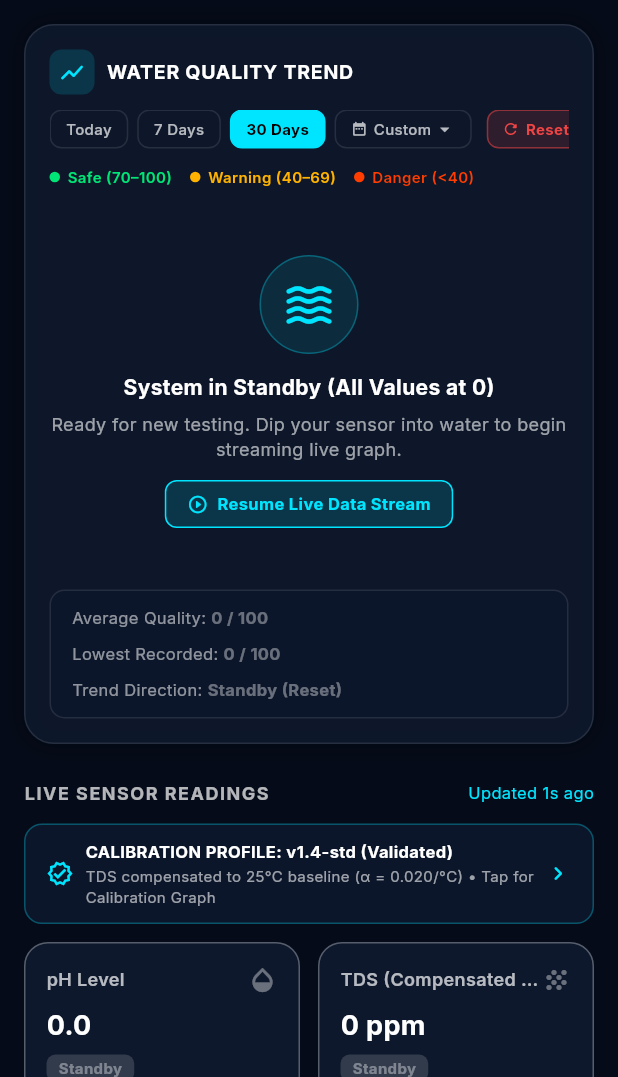
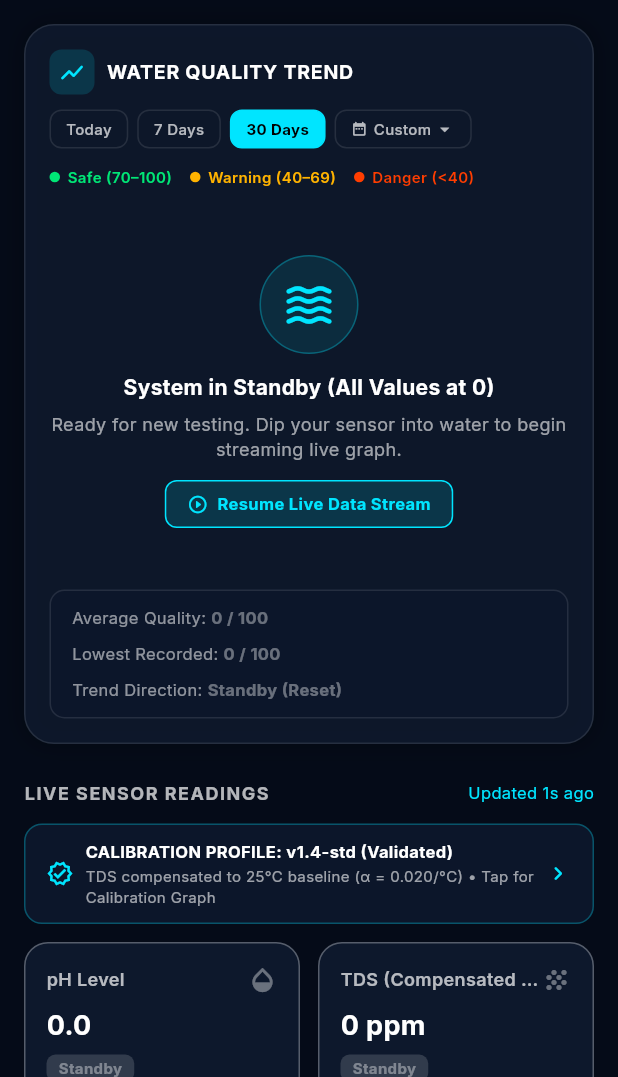
Before and after one commit to Vasundhra-06/smart-water-monitor, a Flutter app: the screen it shows after launch, on a phone screen of 412 x 824 dp, the part 159-1236 px from its top. Run offline on Flutter 3.47's test engine with Material 3 defaults, Android fonts, the phone set to English and light mode, and no system bars; our stand-ins replace fl_chart, flutter_riverpod, go_router, google_fonts, shared_preferences; network calls fail.

Commit message:
fix(ui): remove Reset to 0 and Export CSV buttons beside Custom in trend graph and rebuild web

```diff
--- a/lib/core/services/thing_speak_http_service.dart
+++ b/lib/core/services/thing_speak_http_service.dart
@@ -27,7 +27,6 @@ class ThingSpeakHttpService {
 
   // Reset mode permanently disabled — always show live data
   bool get isResetMode => false;
-  int get _resetMinEntryId => 0;
 
   // Clears any stale reset mode stored from previous sessions
   Future<void> _clearOldResetMode() async {
--- a/lib/features/dashboard/widgets/dashboard_historical_graph.dart
+++ b/lib/features/dashboard/widgets/dashboard_historical_graph.dart
@@ -437,61 +437,6 @@ class _DashboardHistoricalGraphState extends ConsumerState<DashboardHistoricalGr
                 _buildRangeButton('30 Days', '30d'),
                 const SizedBox(width: 6),
                 _buildCustomButton(),
-                const SizedBox(width: 10),
-                InkWell(
-                  onTap: () async {
-                    await ThingSpeakHttpService.instance.resetAllData();
-                    ref.invalidate(historicalReadingsStreamProvider(widget.tankId));
-                    ref.invalidate(historicalReadingsProvider(widget.tankId));
-                    ref.invalidate(liveSensorStreamProvider);
-                    ref.invalidate(alertsProvider);
-                    setState(() {});
-                  },
-                  borderRadius: BorderRadius.circular(8),
-                  child: Container(
-                    padding: const EdgeInsets.symmetric(horizontal: 9, vertical: 5),
-                    decoration: BoxDecoration(
-                      color: const Color(0xFFEF4444).withValues(alpha: 0.14),
-                      borderRadius: BorderRadius.circular(8),
-                      border: Border.all(color: const Color(0xFFEF4444).withValues(alpha: 0.5)),
-                    ),
-                    child: const Row(
-                      mainAxisSize: MainAxisSize.min,
-                      children: [
-                        Icon(Icons.refresh_rounded, size: 12, color: Color(0xFFEF4444)),
-                        SizedBox(width: 4),
-                        Text(
-                          'Reset to 0',
-                          style: TextStyle(color: Color(0xFFEF4444), fontSize: 10, fontWeight: FontWeight.bold),
-                        ),
-                      ],
-                    ),
-                  ),
-                ),
-                const SizedBox(width: 8),
-                InkWell(
-                  onTap: () => _exportTelemetryCsv(context, readings),
-                  borderRadius: BorderRadius.circular(8),
-                  child: Container(
-                    padding: const EdgeInsets.symmetric(horizontal: 9, vertical: 5),
-                    decoration: BoxDecoration(
-                      color: AppConstants.accentCyan.withValues(alpha: 0.14),
-                      borderRadius: BorderRadius.circular(8),
-                      border: Border.all(color: AppConstants.accentCyan.withValues(alpha: 0.5)),
-                    ),
-                    child: const Row(
-                      mainAxisSize: MainAxisSize.min,
-                      children: [
-                        Icon(Icons.file_download_outlined, size: 12, color: AppConstants.accentCyan),
-                        SizedBox(width: 4),
-                        Text(
-                          'Export CSV',
-                          style: TextStyle(color: AppConstants.accentCyan, fontSize: 10, fontWeight: FontWeight.bold),
-                        ),
-                      ],
-                    ),
-                  ),
-                ),
               ],
             ),
           ),
@@ -872,59 +817,4 @@ class _DashboardHistoricalGraphState extends ConsumerState<DashboardHistoricalGr
       ],
     );
   }
-
-  void _exportTelemetryCsv(BuildContext context, List<SensorReading> list) {
-    if (list.isEmpty) {
-      ScaffoldMessenger.of(context).showSnackBar(
-        const SnackBar(content: Text('No telemetry records available to export.')),
-      );
-      return;
-    }
-
-    final buffer = StringBuffer();
-    buffer.writeln('Timestamp,Entry_ID,Compensated_TDS_25C_ppm,Raw_TDS_ppm,pH,Temperature_C,Water_Quality_Score_pct,Scientific_Status');
-    for (var r in list) {
-      buffer.writeln('${r.timestamp.toIso8601String()},${r.id},${r.compensatedTds.toStringAsFixed(1)},${r.rawTds.toStringAsFixed(1)},${r.ph.toStringAsFixed(2)},${r.temperature.toStringAsFixed(1)},${r.waterQualityScore},"${r.overallScientificStatus}"');
-    }
-
-    showDialog(
-      context: context,
-      builder: (ctx) => AlertDialog(
-        backgroundColor: AppConstants.darkCardBackground,
-        shape: RoundedRectangleBorder(
-          borderRadius: BorderRadius.circular(16),
-          side: const BorderSide(color: AppConstants.darkCardBorder),
-        ),
-        title: const Row(
-          children: [
-            Icon(Icons.table_chart_rounded, color: AppConstants.accentCyan),
-            SizedBox(width: 8),
-            Text('Telemetry CSV Export', style: TextStyle(color: Colors.white, fontSize: 16, fontWeight: FontWeight.bold)),
-          ],
-        ),
-        content: SizedBox(
-          width: 500,
-          child: Column(
-            mainAxisSize: MainAxisSize.min,
-            crossAxisAlignment: CrossAxisAlignment.start,
-            children: [
-              Text('Exported ${list.length} telemetry records including raw vs compensated TDS.', style: const TextStyle(color: Colors.white70, fontSize: 12)),
-              const SizedBox(height: 12),
-              Container(
-                height: 180,
-                padding: const EdgeInsets.all(10),
-                decoration: BoxDecoration(color: AppConstants.darkSurface, borderRadius: BorderRadius.circular(8)),
-                child: SingleChildScrollView(
-                  child: SelectableText(buffer.toString(), style: const TextStyle(color: Colors.white70, fontFamily: 'monospace', fontSize: 10)),
-                ),
-              ),
-            ],
-          ),
-        ),
-        actions: [
-          TextButton(onPressed: () => Navigator.of(ctx).pop(), child: const Text('Close', style: TextStyle(color: Colors.white70))),
-        ],
-      ),
-    );
-  }
 }
```
Also changed, not shown: 5 other files.
